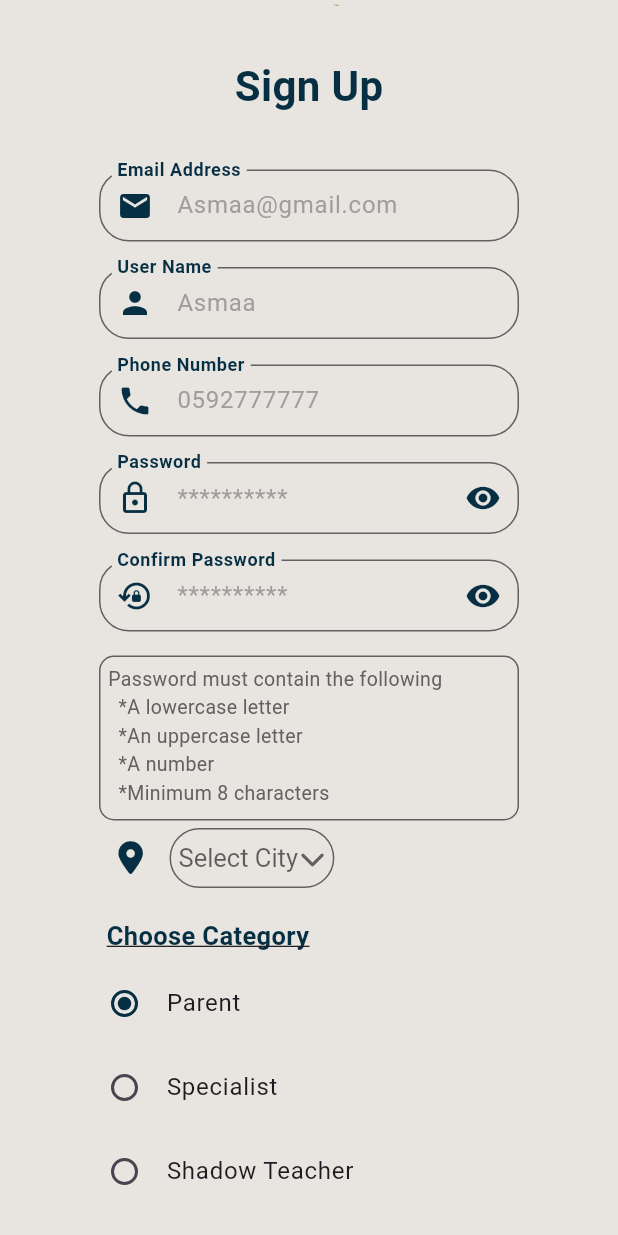
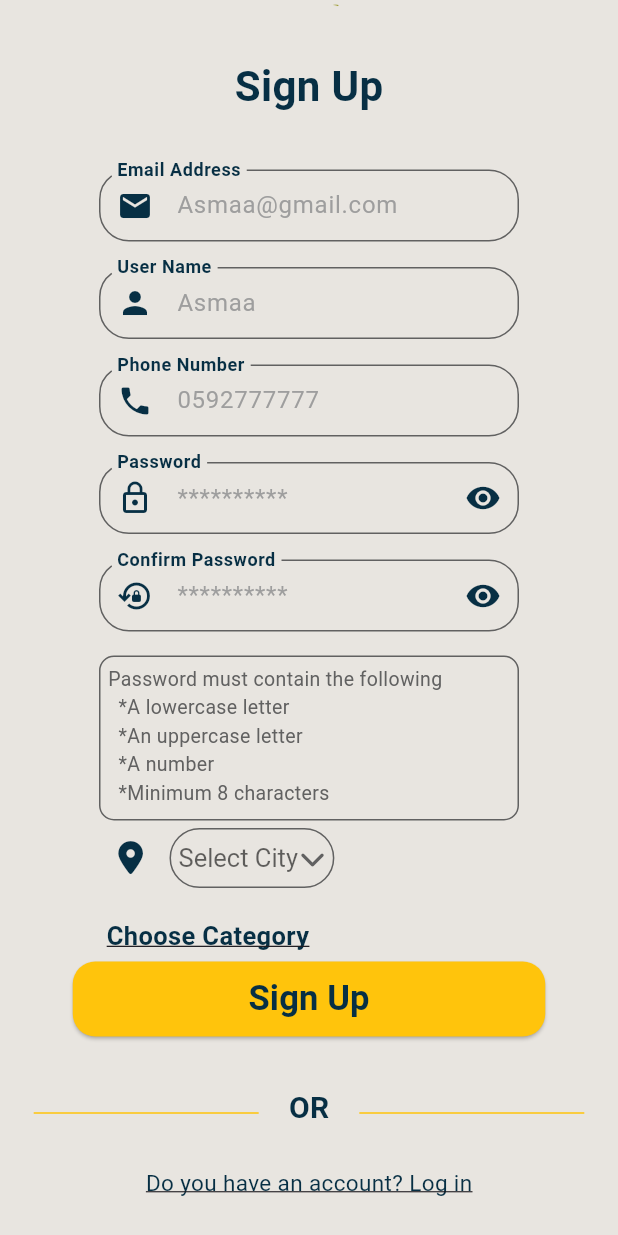
Before and after one commit to AsmaaSaleh1/Spectrum-speak, a Flutter app: the SignUp screen opened directly, scrolled down 208 dp, on a phone screen of 412 x 824 dp. Run offline on Flutter 3.47's test engine with Material 3 defaults, Android fonts, the phone set to English and light mode, and no system bars; our stand-ins replace circular_profile_avatar, firebase_core, font_awesome_flutter, google_fonts, image_picker, shared_preferences and 3 more; accounts and stored records are empty; Roboto replaces fonts that are missing (Tinos); project files that could hold a hidden picture were left out.

Commit message:
some edit

```diff
--- a/lib/screen/sign_up.dart
+++ b/lib/screen/sign_up.dart
@@ -69,7 +69,6 @@ class _SignUpState extends State<SignUp> {
 
   @override
   Widget build(BuildContext context) {
-    bool isObscurePassword = true;
     return Scaffold(
       backgroundColor: kPrimary,
       body: SingleChildScrollView(
@@ -267,21 +266,21 @@ class _SignUpState extends State<SignUp> {
                 ),
               ),
             ),
-            Container(
-              alignment: Alignment.center,
-              margin: const EdgeInsets.only(left: 10, bottom: 15),
-              width: 280,
-              child: RadioButtonSearch(
-                selected: _selectedCategory,
-                onTypeChanged: (search) {
-                  setState(
-                    () {
-                      _selectedCategory = search;
-                    },
-                  );
-                },
-              ),
-            ),
+            // Container(
+            //   alignment: Alignment.center,
+            //   margin: const EdgeInsets.only(left: 10, bottom: 15),
+            //   width: 280,
+            //   child: RadioButtonSearch(
+            //     selected: _selectedCategory,
+            //     onTypeChanged: (search) {
+            //       setState(
+            //         () {
+            //           _selectedCategory = search;
+            //         },
+            //       );
+            //     },
+            //   ),
+            // ),
             Visibility(
               visible: _showErrorText,
               child: Container(
@@ -323,6 +322,13 @@ class _SignUpState extends State<SignUp> {
                   return;
                 }
 
+                if (!isValidPhoneNumber(_phoneNumberController.text)) {
+                  setState(() {
+                    _phoneError = true;
+                  });
+                  return;
+                }
+
                 if (_passwordController.text !=
                     _confirmPasswordController.text) {
                   setState(() {
@@ -334,13 +340,6 @@ class _SignUpState extends State<SignUp> {
                 if (!isPasswordValid(_passwordController.text)) {
                   setState(() {
                     _showTextPasswordValid = true;
-                  });
-                  return;
-                }
-
-                if (!isValidPhoneNumber(_phoneNumberController.text)) {
-                  setState(() {
-                    _phoneError = true;
                   });
                   return;
                 }
--- a/lib/units/build_radio_button.dart
+++ b/lib/units/build_radio_button.dart
@@ -14,11 +14,12 @@ class RadioButtonSearch extends StatefulWidget {
   });
 
   @override
-  State<RadioButtonSearch> createState() => _RadioButtonSearchState();
+  State<RadioButtonSearch> createState() => _RadioButtonSearchState(selected);
 }
 
 class _RadioButtonSearchState extends State<RadioButtonSearch> {
-  UserCategory _character = UserCategory.Parent;
+  UserCategory _character;
+  _RadioButtonSearchState(UserCategory? selected):_character=selected??UserCategory.Parent;
   @override
   Widget build(BuildContext context) {
     return Column(
```
Also changed, not shown: lib/main.dart (+6 -6 lines), lib/screen/search_page.dart (+3 -35 lines), 1 other file.
